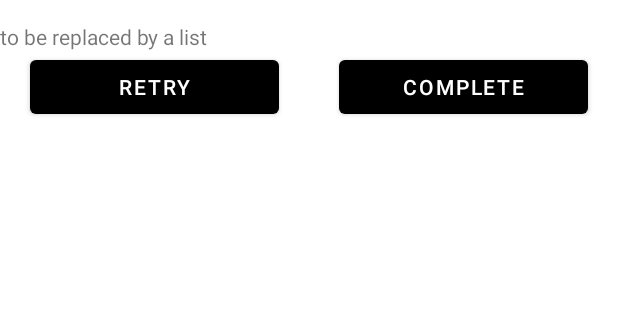
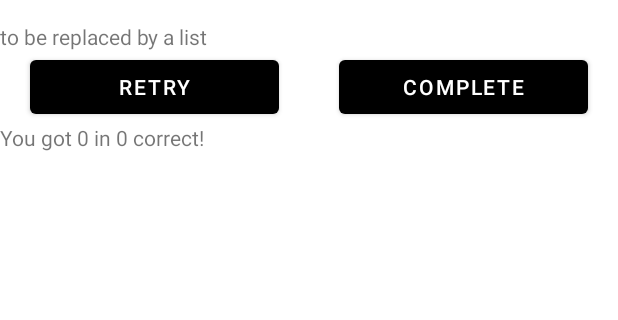
Before and after one commit to licwan62/Information-App, an Android app: the fragment QuizResultFragment placed in its activity, on a phone screen of 412 x 824 dp, the part 62-382 px from its top. Run offline under Robolectric (Android 15) with nearby library versions, the phone set to English and light mode, and no system bars; our stand-ins replace Dagger/Hilt's generated code, Room's generated code, navigation-ui.

Commit message:
fix duplicated fragment imp navigation

```diff
--- a/app/src/main/java/com/example/information_app/ui/quiz/QuizViewModel.kt
+++ b/app/src/main/java/com/example/information_app/ui/quiz/QuizViewModel.kt
@@ -138,10 +138,8 @@ class QuizViewModel @Inject constructor(
     fun isCorrectAnswer(userAnswer: Boolean): Boolean =
         _question.value!!.correctAnswer == userAnswer
 
-//    fun isQuizOver(): Boolean =
-//        _question.value!!.id == questionCount
     fun isQuizOver(): Boolean {
-        Log.e(TAG, "call isQuizOver, id: ${_question.value!!.id}, count: $questionCount")
+        //Log.d(TAG, "call isQuizOver, id: ${_question.value!!.id}, count: $questionCount")
         return _question.value!!.id == questionCount
     }
 
--- a/app/src/main/java/com/example/information_app/ui/quiz_result/QuizResultFragment.kt
+++ b/app/src/main/java/com/example/information_app/ui/quiz_result/QuizResultFragment.kt
@@ -1,13 +1,49 @@
 package com.example.information_app.ui.quiz_result
 
+import android.os.Bundle
+import android.view.View
 import androidx.fragment.app.Fragment
 import androidx.fragment.app.viewModels
+import androidx.navigation.fragment.findNavController
 import com.example.information_app.R
+import com.example.information_app.databinding.FragmentQuizResultBinding
 import dagger.hilt.android.AndroidEntryPoint
 
 @AndroidEntryPoint
 class QuizResultFragment : Fragment(R.layout.fragment_quiz_result) {
-
     private val viewModel: QuizResultViewModel by viewModels()
 
+    // called immediately when the Fragment class is instantiated
+    init {
+
+    }
+
+    override fun onViewCreated(view: View, savedInstanceState: Bundle?) {
+        super.onViewCreated(view, savedInstanceState)
+
+        val binding = FragmentQuizResultBinding.bind(view)
+        binding.apply {
+            buttonRetry.setOnClickListener {
+                val action =
+                    QuizResultFragmentDirections
+                        .actionQuizResultFragmentToQuizFragment(1)
+                findNavController().navigate(action)
+            }
+            buttonComplete.setOnClickListener {
+                val score = viewModel.score
+                val action =
+                    QuizResultFragmentDirections
+                        .actionQuizResultFragmentToEscortingFragment2(score)
+                findNavController().navigate(action)
+            }
+            textViewReview.text = getScoreText()
+        }
+    }
+
+    fun getScoreText(): String {
+        val correctCount = viewModel.score.correctCount
+        val totalCount = viewModel.score.totalCount
+        return "You got $correctCount in $totalCount correct!"
+    }
+
 }
--- a/app/src/main/java/com/example/information_app/ui/quiz_result/QuizResultViewModel.kt
+++ b/app/src/main/java/com/example/information_app/ui/quiz_result/QuizResultViewModel.kt
@@ -1,13 +1,19 @@
 package com.example.information_app.ui.quiz_result
 
+import androidx.lifecycle.SavedStateHandle
 import androidx.lifecycle.ViewModel
 import com.example.information_app.data.QuestionDao
+import com.example.information_app.data.Score
 import dagger.hilt.android.lifecycle.HiltViewModel
 import javax.inject.Inject
 
 @HiltViewModel
 class QuizResultViewModel @Inject constructor(
-    private val dao: QuestionDao
-) : ViewModel(){
+    private val dao: QuestionDao,
+    private val state: SavedStateHandle
+) : ViewModel() {
+
+    // score result sent from last question of completed quiz
+    var score = state.get<Score>("score")?: Score()
 
 }
--- a/app/src/main/res/navigation/nav_graph.xml
+++ b/app/src/main/res/navigation/nav_graph.xml
@@ -62,7 +62,8 @@
             android:defaultValue="1" />
         <action
             android:id="@+id/action_quizFragment_to_quizResultFragment"
-            app:destination="@id/quizResultFragment" />
+            app:destination="@id/quizResultFragment"
+            app:popUpToInclusive="true" />
     </fragment>
     <fragment
         android:id="@+id/quizResultFragment"
@@ -71,10 +72,14 @@
         tools:layout="@layout/fragment_quiz_result">
         <action
             android:id="@+id/action_quizResultFragment_to_quizFragment"
-            app:destination="@id/quizFragment" />
+            app:destination="@id/quizFragment"
+            app:popUpTo="@id/quizFragment"
+            app:popUpToInclusive="true" />
         <action
             android:id="@+id/action_quizResultFragment_to_escortingFragment2"
-            app:destination="@id/escortingFragment" />
+            app:destination="@id/escortingFragment"
+            app:popUpTo="@id/escortingFragment"
+            app:popUpToInclusive="true" />
         <argument android:name="score"
             app:argType="com.example.information_app.data.Score" />
     </fragment>
```
Also changed, not shown: app/src/main/java/com/example/information_app/ui/quiz/QuizFragment.kt (+7 -4 lines).
